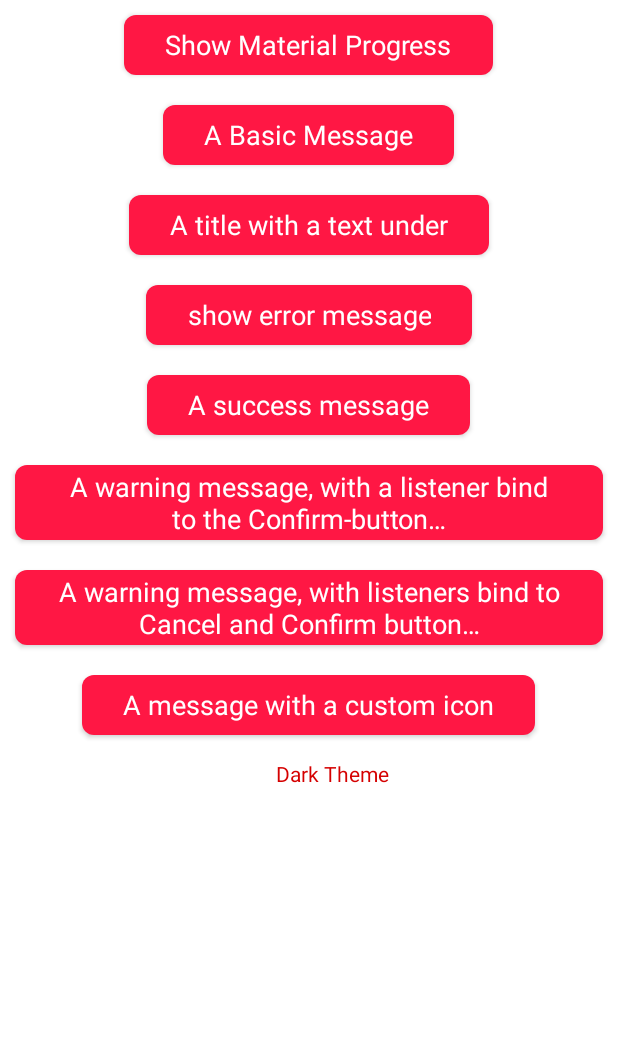
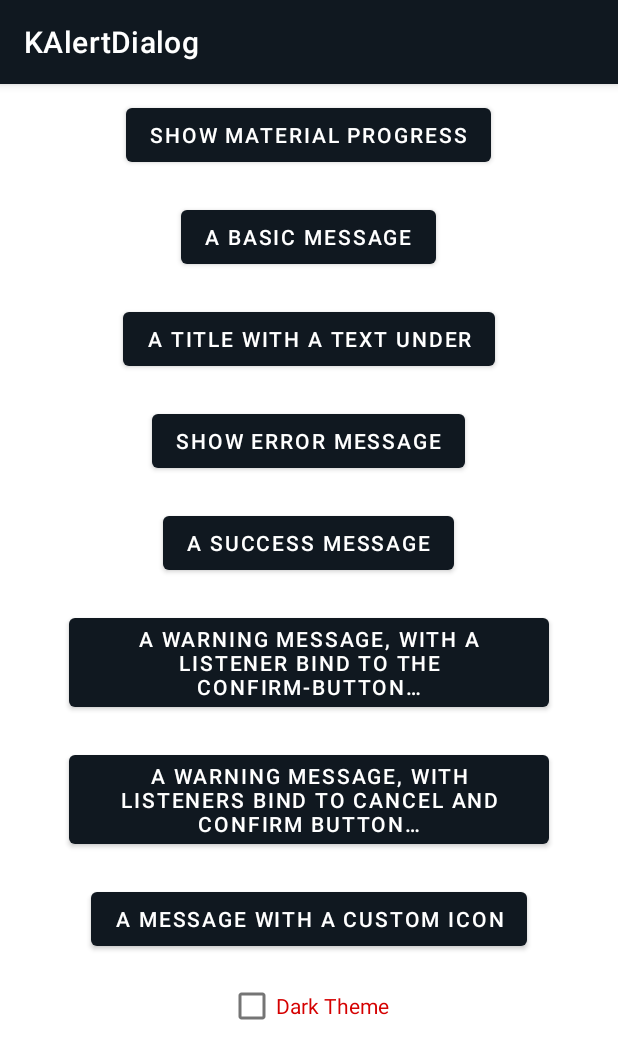
Before and after one commit to TutorialsAndroid/KAlertDialog, an Android app: the screen it shows after launch (SampleActivity), on a phone screen of 412 x 824 dp. Shown: the top 1059 px of the screen. Run offline under Robolectric (Android 15) with nearby library versions, the phone set to English and light mode, and no system bars; our stand-ins replace sdp/ssp sizes.

Commit message:
Used Scalable DP and Fixed issue in button color change

```diff
--- a/library/build.gradle
+++ b/library/build.gradle
@@ -27,6 +27,7 @@ android {
 dependencies {
     implementation fileTree(include: ['*.jar'], dir: 'libs')
     implementation 'androidx.appcompat:appcompat:1.4.2'
+    implementation 'com.google.android.material:material:1.7.0-alpha03'
     implementation 'com.intuit.sdp:sdp-android:1.1.0'
     implementation 'com.github.TutorialsAndroid:progressx:v6.0.19'
 }
--- a/library/src/main/res/values/colors.xml
+++ b/library/src/main/res/values/colors.xml
@@ -1,5 +1,11 @@
 <?xml version="1.0" encoding="utf-8"?>
 <resources>
+
+    <color name="black_1">#101820</color>
+    <color name="black">#000000</color>
+    <color name="white">#FFFFFFFF</color>
+    <color name="royal_blue">#4169E1</color>
+
     <color name="float_transparent">#00000000</color>
     <color name="kalert_dialog_bg_color">#FFFFFF</color>
     <color name="button_text_color">#FFFFFF</color>
--- a/library/src/main/res/values/styles.xml
+++ b/library/src/main/res/values/styles.xml
@@ -1,5 +1,6 @@
 <?xml version="1.0" encoding="utf-8"?>
 <resources>
+
     <style name="alert_dialog_light" parent="android:Theme.Dialog">
         <item name="android:windowIsFloating">true</item>
         <item name="android:windowIsTranslucent">false</item>
@@ -25,7 +26,7 @@
 
     <style name="dialog_blue_button" parent="android:Widget.Button">
         <item name="android:layout_width">wrap_content</item>
-        <item name="android:layout_height">@dimen/_31sdp</item>
+        <item name="android:layout_height">@dimen/_32sdp</item>
         <item name="android:background">@drawable/button_background</item>
         <item name="android:textSize">@dimen/_14sdp</item>
         <item name="android:paddingLeft">@dimen/_21sdp</item>
--- a/sample/build.gradle
+++ b/sample/build.gradle
@@ -7,8 +7,8 @@ android {
 		applicationId "com.developer.kalert.alert"
         minSdkVersion 19
         targetSdkVersion 32
-		versionCode 20
-        versionName "15.0.19"
+		versionCode 21
+        versionName "16.0.19"
     }
 
     lintOptions {
@@ -41,6 +41,7 @@ android {
 dependencies {
 	implementation fileTree(include: ['*.jar'], dir: 'libs')
     implementation 'androidx.appcompat:appcompat:1.4.2'
+    implementation 'com.google.android.material:material:1.7.0-alpha03'
     implementation 'com.intuit.sdp:sdp-android:1.1.0'
     implementation project(':library')
 }
--- a/sample/src/main/AndroidManifest.xml
+++ b/sample/src/main/AndroidManifest.xml
@@ -6,10 +6,10 @@
     <application
         android:label="@string/app_name"
         android:icon="@mipmap/ic_launcher"
-        android:theme="@android:style/Theme.NoTitleBar"
+        android:theme="@style/Theme.App"
         tools:ignore="AllowBackup,GoogleAppIndexingWarning">
         <activity android:name=".SampleActivity"
-                  android:label="@string/app_name"
+            android:theme="@style/Theme.App"
             android:exported="true">
             <intent-filter>
                 <action android:name="android.intent.action.MAIN"/>
--- a/sample/src/main/res/layout/sample_activity.xml
+++ b/sample/src/main/res/layout/sample_activity.xml
@@ -1,73 +1,78 @@
 <?xml version="1.0" encoding="utf-8"?>
 <RelativeLayout
-    xmlns:android="http://schemas.android.com/apk/res/android"
-    android:layout_width="match_parent"
-    android:layout_height="match_parent"
-    android:background="#FFF">
+	xmlns:android="http://schemas.android.com/apk/res/android"
+	android:layout_width="match_parent"
+	android:layout_height="match_parent">
 
         <Button
+            android:layout_height="wrap_content"
+            android:layout_width="wrap_content"
             android:id="@+id/progress_dialog"
             android:layout_centerHorizontal="true"
             android:layout_margin="10dp"
-            style="@style/dialog_blue_button"
             android:text="@string/show_material_progress"/>
 
         <Button
+            android:layout_height="wrap_content"
+            android:layout_width="wrap_content"
             android:id="@+id/basic_test"
             android:layout_centerHorizontal="true"
             android:layout_below="@id/progress_dialog"
             android:layout_margin="10dp"
-            style="@style/dialog_blue_button"
             android:text="@string/a_basic_message"/>
 
         <Button
+            android:layout_height="wrap_content"
+            android:layout_width="wrap_content"
             android:id="@+id/under_text_test"
             android:layout_centerHorizontal="true"
             android:layout_below="@id/basic_test"
             android:layout_margin="10dp"
-            style="@style/dialog_blue_button"
             android:text="@string/a_title_with_a_text_under"/>
 
         <Button
+            android:layout_height="wrap_content"
+            android:layout_width="wrap_content"
             android:id="@+id/error_text_test"
             android:layout_centerHorizontal="true"
             android:layout_below="@id/under_text_test"
             android:layout_margin="10dp"
-            style="@style/dialog_blue_button"
             android:text="@string/show_error_message"/>
 
         <Button
+            android:layout_height="wrap_content"
+            android:layout_width="wrap_content"
             android:id="@+id/success_text_test"
             android:layout_centerHorizontal="true"
             android:layout_below="@id/error_text_test"
             android:layout_margin="10dp"
-            style="@style/dialog_blue_button"
             android:text="@string/a_success_message"/>
 
         <Button
+            android:layout_height="wrap_content"
+            android:layout_width="wrap_content"
             android:id="@+id/warning_confirm_test"
-            android:layout_height="50dp"
             android:layout_centerHorizontal="true"
             android:layout_below="@id/success_text_test"
             android:layout_margin="10dp"
-            style="@style/dialog_blue_button"
             android:text="@string/a_warning_message_with_a_listener_bind_to_the_confirm_button"/>
 
         <Button
             android:id="@+id/warning_cancel_test"
-            android:layout_height="50dp"
+            android:layout_height="wrap_content"
+            android:layout_width="wrap_content"
             android:layout_centerHorizontal="true"
             android:layout_below="@id/warning_confirm_test"
             android:layout_margin="10dp"
-            style="@style/dialog_blue_button"
             android:text="@string/a_warning_message_with_listeners_bind_to_cancel_and_confirm_button"/>
 
         <Button
+            android:layout_height="wrap_content"
+            android:layout_width="wrap_content"
             android:id="@+id/custom_img_test"
             android:layout_centerHorizontal="true"
             android:layout_below="@id/warning_cancel_test"
             android:layout_margin="10dp"
-            style="@style/dialog_blue_button"
             android:text="@string/a_message_with_a_custom_icon"/>
 
 
--- a/sample/src/main/res/values/colors.xml
+++ /dev/null
@@ -1,6 +0,0 @@
-<?xml version="1.0" encoding="utf-8"?>
-<resources>
-    <color name="colorPrimary">#FFD600</color>
-    <color name="colorAccent">#00BFA5</color>
-    <color name="colorPrimaryDark">#3E546B</color>
-</resources>
--- a/sample/src/main/res/values/strings.xml
+++ b/sample/src/main/res/values/strings.xml
@@ -1,6 +1,6 @@
 <?xml version="1.0" encoding="utf-8"?>
 <resources>
-    <string name="app_name">KALertDialog</string>
+    <string name="app_name">KAlertDialog</string>
     <string name="show_material_progress">Show Material Progress</string>
     <string name="a_basic_message">A Basic Message</string>
     <string name="a_title_with_a_text_under">A title with a text under</string>
--- /dev/null
+++ b/sample/src/main/res/values/themes.xml
@@ -0,0 +1,15 @@
+<?xml version="1.0" encoding="utf-8"?>
+<resources>
+    <!-- Base application theme. -->
+    <style name="Theme.App" parent="Theme.MaterialComponents.DayNight.DarkActionBar">
+        <!-- Primary brand color. -->
+        <item name="colorPrimary">@color/black_1</item>
+        <item name="colorPrimaryVariant">@color/black_1</item>
+        <item name="colorOnPrimary">@color/white</item>
+        <!-- Secondary brand color. -->
+        <item name="colorSecondary">@color/royal_blue</item>
+        <item name="colorSecondaryVariant">@color/black</item>
+        <item name="colorOnSecondary">@color/black</item>
+
+    </style>
+</resources>
```
Also changed, not shown: library/src/main/java/com/developer/kalert/KAlertDialog.java (+14 -12 lines), library/src/main/res/layout/alert_dialog.xml (+4 -5 lines), sample/src/main/java/com/developer/kalert/alert/SampleActivity.java (+26 -23 lines), 2396 other files.
